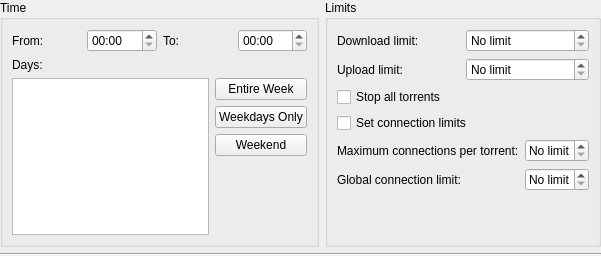
Before: the Qt Designer form plugins/bwscheduler/additemdlg.ui in KDE/ktorrent, drawn with Qt 5.
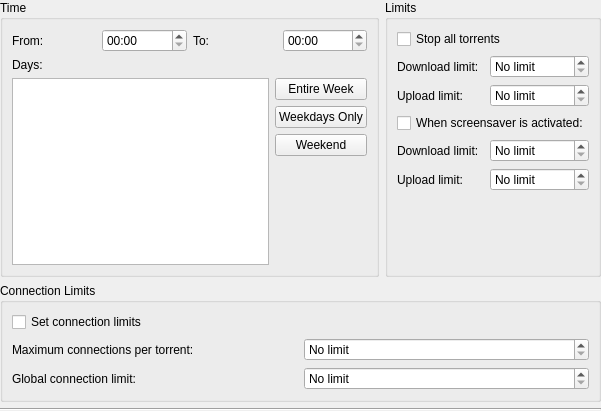
After: the same form once the commit is applied.

Commit message: Add feature to support a different speed limit when the screensaver is activated

Diff of the .ui file:
```diff
--- a/plugins/bwscheduler/additemdlg.ui
+++ b/plugins/bwscheduler/additemdlg.ui
@@ -6,13 +6,13 @@
     <x>0</x>
     <y>0</y>
     <width>601</width>
-    <height>256</height>
+    <height>411</height>
    </rect>
   </property>
   <property name="windowTitle" >
    <string>Add a new item to the schedule</string>
   </property>
-  <layout class="QVBoxLayout" name="verticalLayout_4" >
+  <layout class="QVBoxLayout" name="verticalLayout_5" >
    <property name="margin" >
     <number>0</number>
    </property>
@@ -116,7 +116,14 @@
        <property name="title" >
         <string>Limits</string>
        </property>
-       <layout class="QVBoxLayout" name="verticalLayout_2" >
+       <layout class="QVBoxLayout" name="verticalLayout_4" >
+        <item>
+         <widget class="QCheckBox" name="m_paused" >
+          <property name="text" >
+           <string>Stop all torrents</string>
+          </property>
+         </widget>
+        </item>
         <item>
          <layout class="QGridLayout" >
           <item row="0" column="0" >
@@ -162,55 +169,51 @@
          </layout>
         </item>
         <item>
-         <widget class="QCheckBox" name="m_paused" >
+         <widget class="QCheckBox" name="m_screensaver_limits" >
           <property name="text" >
-           <string>Stop all torrents</string>
+           <string>When screensaver is activated:</string>
           </property>
          </widget>
         </item>
         <item>
-         <widget class="QCheckBox" name="m_set_connection_limits" >
-          <property name="text" >
-           <string>Set connection limits</string>
-          </property>
-         </widget>
-        </item>
-        <item>
-         <layout class="QGridLayout" >
+         <layout class="QGridLayout" name="_2" >
           <item row="0" column="0" >
-           <widget class="QLabel" name="label_7" >
+           <widget class="QLabel" name="label_8" >
             <property name="text" >
-             <string>Maximum connections per torrent:</string>
+             <string>Download limit:</string>
             </property>
            </widget>
           </item>
           <item row="0" column="1" >
-           <widget class="QSpinBox" name="m_max_conn_per_torrent" >
+           <widget class="QSpinBox" name="m_ss_download_limit" >
             <property name="specialValueText" >
              <string>No limit</string>
             </property>
+            <property name="suffix" >
+             <string> KiB/s</string>
+            </property>
             <property name="maximum" >
-             <number>99999</number>
+             <number>10000000</number>
             </property>
            </widget>
           </item>
           <item row="1" column="0" >
-           <widget class="QLabel" name="label_6" >
+           <widget class="QLabel" name="label_9" >
             <property name="text" >
-             <string>Global connection limit:</string>
+             <string>Upload limit:</string>
             </property>
            </widget>
           </item>
           <item row="1" column="1" >
-           <widget class="QSpinBox" name="m_max_conn_global" >
+           <widget class="QSpinBox" name="m_ss_upload_limit" >
             <property name="specialValueText" >
              <string>No limit</string>
             </property>
+            <property name="suffix" >
+             <string> KiB/s</string>
+            </property>
             <property name="maximum" >
-             <number>99999</number>
-            </property>
-            <property name="value" >
-             <number>0</number>
+             <number>10000000</number>
             </property>
            </widget>
           </item>
@@ -234,6 +237,63 @@
      </item>
     </layout>
    </item>
+   <item>
+    <widget class="QGroupBox" name="groupBox_3" >
+     <property name="title" >
+      <string>Connection Limits</string>
+     </property>
+     <layout class="QVBoxLayout" name="verticalLayout_2" >
+      <item>
+       <widget class="QCheckBox" name="m_set_connection_limits" >
+        <property name="text" >
+         <string>Set connection limits</string>
+        </property>
+       </widget>
+      </item>
+      <item>
+       <layout class="QGridLayout" >
+        <item row="0" column="0" >
+         <widget class="QLabel" name="label_7" >
+          <property name="text" >
+           <string>Maximum connections per torrent:</string>
+          </property>
+         </widget>
+        </item>
+        <item row="0" column="1" >
+         <widget class="QSpinBox" name="m_max_conn_per_torrent" >
+          <property name="specialValueText" >
+           <string>No limit</string>
+          </property>
+          <property name="maximum" >
+           <number>99999</number>
+          </property>
+         </widget>
+        </item>
+        <item row="1" column="0" >
+         <widget class="QLabel" name="label_6" >
+          <property name="text" >
+           <string>Global connection limit:</string>
+          </property>
+         </widget>
+        </item>
+        <item row="1" column="1" >
+         <widget class="QSpinBox" name="m_max_conn_global" >
+          <property name="specialValueText" >
+           <string>No limit</string>
+          </property>
+          <property name="maximum" >
+           <number>99999</number>
+          </property>
+          <property name="value" >
+           <number>0</number>
+          </property>
+         </widget>
+        </item>
+       </layout>
+      </item>
+     </layout>
+    </widget>
+   </item>
    <item>
     <widget class="Line" name="line" >
      <property name="orientation" >
```
The commit also changes 14 other files.
